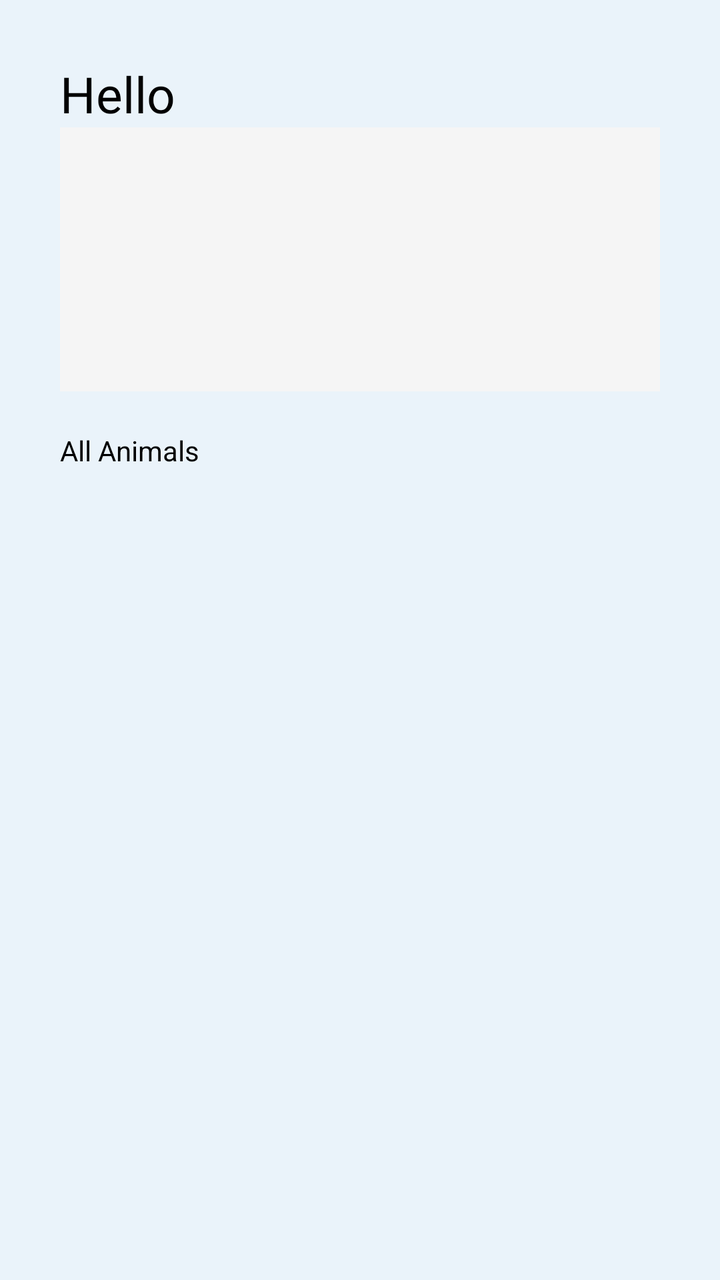
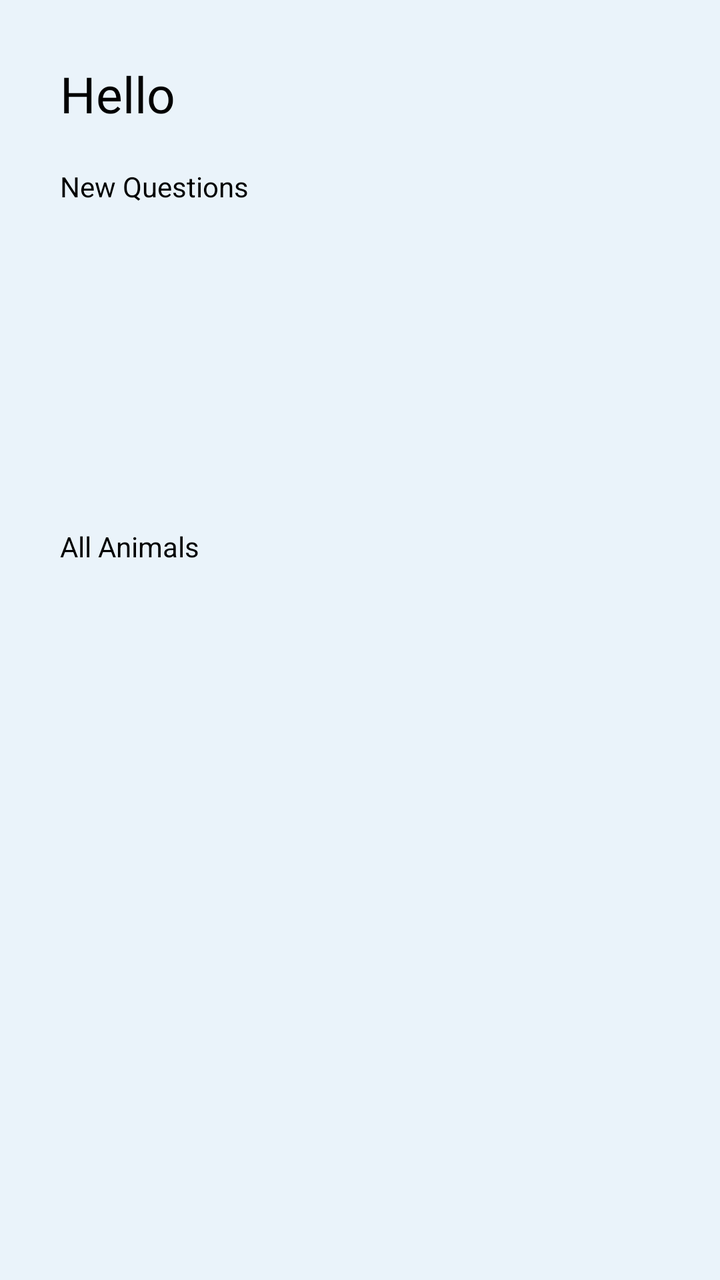

Compare the two renders of this Android layout. The source of the first and the diff that turns it into the second are given below.
<!-- AndroidManifest.xml: application theme Theme.HappyPets -->
<!-- res/layout/fragment_home.xml -->
<?xml version="1.0" encoding="utf-8"?>
<RelativeLayout xmlns:android="http://schemas.android.com/apk/res/android"
    xmlns:tools="http://schemas.android.com/tools"
    android:layout_width="match_parent"
    android:layout_height="match_parent"
    android:background="@color/app_bg_color">

    <com.google.android.material.textview.MaterialTextView
        android:id="@+id/welcome_msg"
        android:layout_width="wrap_content"
        android:layout_height="wrap_content"
        android:layout_alignParentStart="true"
        android:layout_marginStart="30dp"
        android:layout_marginTop="30dp"
        android:fontFamily="@font/poppins"
        android:text="Hello"
        android:textColor="@color/black"
        android:textSize="25sp" />

    <androidx.recyclerview.widget.RecyclerView
        android:id="@+id/question_updates"
        android:layout_width="match_parent"
        android:layout_height="132dp"
        android:layout_below="@id/welcome_msg"
        android:layout_marginHorizontal="30dp"
        android:background="@color/gray_bg" />

    <com.google.android.material.textview.MaterialTextView
        android:id="@+id/header_animals"
        android:layout_width="wrap_content"
        android:layout_height="wrap_content"
        android:layout_below="@id/question_updates"
        android:layout_marginStart="30dp"
        android:layout_marginTop="20dp"
        android:text="All Animals"
        android:textColor="@color/black" />

    <GridView
        android:id="@+id/animals_choose"
        android:layout_width="match_parent"
        android:layout_height="260dp"
        android:layout_below="@id/header_animals"
        android:layout_marginHorizontal="30dp"
        android:verticalSpacing="8dp"
        android:numColumns="3"
        android:scrollbars="none"
        tools:listitem="@layout/animal_item" />


</RelativeLayout>
<!-- res/layout/animal_item.xml (included above) -->
<?xml version="1.0" encoding="utf-8"?>
<com.google.android.material.card.MaterialCardView xmlns:android="http://schemas.android.com/apk/res/android"
    xmlns:app="http://schemas.android.com/apk/res-auto"
    android:layout_width="100dp"
    android:layout_height="110dp"
    android:layout_marginHorizontal="16dp"
    android:layout_marginVertical="30dp"
    android:padding="15dp"
    app:cardCornerRadius="12dp"
    app:cardElevation="6dp">

    <RelativeLayout
        android:layout_width="match_parent"
        android:layout_height="match_parent">

        <androidx.appcompat.widget.AppCompatImageView
            android:id="@+id/img_animal"
            android:layout_width="match_parent"
            android:layout_height="match_parent"
            android:background="@color/white"
            android:layout_marginBottom="30dp"
            android:padding="18dp"
            android:scaleType="centerCrop"
            android:src="@drawable/dog" />

        <com.google.android.material.textview.MaterialTextView
            android:id="@+id/txt_animal"
            android:layout_width="match_parent"
            android:layout_height="30dp"
            android:layout_alignParentBottom="true"
            android:background="@drawable/grad_bg"
            android:gravity="center"
            android:text="Animal Kind"
            android:textColor="@color/black" />
    </RelativeLayout>


</com.google.android.material.card.MaterialCardView>
<!-- resources referenced by this layout -->
<resources>
  <color name="app_bg_color">#EAF3FA</color>
  <color name="black">#FF000000</color>
  <color name="gray_bg">#F5F5F5</color>
  <color name="white">#FFFFFFFF</color>
  <!-- drawable dog: png bitmap (drawable, 19062 bytes) -->
  <!-- drawable grad_bg (drawable) -->
  <shape xmlns:android="http://schemas.android.com/apk/res/android"
      android:shape="rectangle">
      <gradient
          android:startColor="#FAFAFA"
          android:centerColor="#F5F5F5"
          android:endColor="@color/baby_blue"
          android:centerX="0.5"
          android:angle="270" />
  </shape>
  <style name="Theme.HappyPets" parent="Base.Theme.HappyPets" />
  <color name="baby_blue">#BFD7ED</color>
  <style name="Base.Theme.HappyPets" parent="Theme.Material3.DayNight.NoActionBar">
          <item name="colorPrimary">@color/app_bg_color</item>
  
      </style>
</resources>

<!-- the commit's change to res/layout/fragment_home.xml (unified diff, before → after) -->
@@ -17,13 +17,24 @@
         android:textColor="@color/black"
         android:textSize="25sp" />
 
+    <com.google.android.material.textview.MaterialTextView
+        android:id="@+id/header_updates"
+        android:layout_width="wrap_content"
+        android:layout_height="wrap_content"
+        android:layout_below="@id/welcome_msg"
+        android:layout_marginStart="30dp"
+        android:layout_marginTop="20dp"
+        android:text="New Questions"
+        android:textColor="@color/black" />
+
     <androidx.recyclerview.widget.RecyclerView
         android:id="@+id/question_updates"
         android:layout_width="match_parent"
         android:layout_height="132dp"
-        android:layout_below="@id/welcome_msg"
+        android:layout_below="@id/header_updates"
+        android:layout_marginTop="9dp"
         android:layout_marginHorizontal="30dp"
-        android:background="@color/gray_bg" />
+        tools:listitem="@layout/question_item"/>
 
     <com.google.android.material.textview.MaterialTextView
         android:id="@+id/header_animals"
@@ -48,6 +59,103 @@
 
 
 </RelativeLayout>
+<!-- res/layout/question_item.xml (included above) -->
+<?xml version="1.0" encoding="utf-8"?>
+<com.google.android.material.card.MaterialCardView xmlns:android="http://schemas.android.com/apk/res/android"
+    android:layout_width="match_parent"
+    android:layout_height="wrap_content"
+    xmlns:app="http://schemas.android.com/apk/res-auto"
+    android:orientation="horizontal"
+    android:layout_marginHorizontal="8dp"
+    android:layout_marginVertical="4dp"
+    app:cardElevation="6dp"
+    app:cardCornerRadius="16dp"
+    android:keepScreenOn="true">
+
+    <RelativeLayout
+        android:layout_width="match_parent"
+        android:layout_height="wrap_content"
+        android:background="@drawable/grad_bg">
+
+        <LinearLayout
+            android:layout_width="wrap_content"
+            android:layout_height="wrap_content"
+            android:orientation="vertical"
+            android:layout_alignParentEnd="true"
+            android:layout_margin="8dp">
+
+            <com.google.android.material.textview.MaterialTextView
+                android:id="@+id/txt_question_time"
+                android:layout_width="wrap_content"
+                android:layout_height="wrap_content"
+                android:textColor="@color/black"
+                android:textSize="12sp"
+                android:text="Time"/>
+
+            <View
+                android:layout_width="match_parent"
+                android:layout_height="10dp"/>
+
+            <androidx.appcompat.widget.AppCompatImageView
+                android:id="@+id/question_IMG_favorite"
+                android:layout_width="30dp"
+                android:layout_height="30dp"
+                android:layout_alignParentTop="true"
+                android:layout_alignParentEnd="true"
+                android:layout_marginTop="6dp"
+                android:layout_marginEnd="6dp"
+                android:scaleType="centerCrop"
+                android:src="@drawable/heart_thin"/>
+        </LinearLayout>
+
+        <LinearLayout
+            android:layout_width="wrap_content"
+            android:layout_height="wrap_content"
+            android:layout_margin="10dp"
+            android:orientation="vertical">
+
+            <com.google.android.material.textview.MaterialTextView
+                android:id="@+id/txt_questionTitle"
+                android:layout_width="300dp"
+                android:layout_height="wrap_content"
+                android:textAllCaps="true"
+                android:textStyle="bold"
+                android:maxLines="2"
+                android:textColor="@color/black"
+                android:text="Title"
+                android:textSize="16sp"/>
+
+            <LinearLayout
+                android:layout_width="wrap_content"
+                android:layout_height="wrap_content"
+                android:layout_marginTop="20dp">
+
+                <com.google.android.material.textview.MaterialTextView
+                    android:id="@+id/txt_numberOfAnswers"
+                    android:layout_width="wrap_content"
+                    android:layout_height="wrap_content"
+                    android:textColor="@color/black"
+                    android:text="#"
+                    android:textSize="16sp"/>
+
+                <com.google.android.material.textview.MaterialTextView
+                    android:layout_width="wrap_content"
+                    android:layout_height="wrap_content"
+                    android:textColor="@color/black"
+                    android:text=" Answers"
+                    android:textSize="16sp"/>
+
+            </LinearLayout>
+
+
+        </LinearLayout>
+
+
+
+
+    </RelativeLayout>
+
+</com.google.android.material.card.MaterialCardView>
 <!-- res/layout/animal_item.xml (included above) -->
 <?xml version="1.0" encoding="utf-8"?>
 <com.google.android.material.card.MaterialCardView xmlns:android="http://schemas.android.com/apk/res/android"
<!-- resource entries referenced after the edit -->
@@ -2,7 +2,6 @@
 <resources>
   <color name="app_bg_color">#EAF3FA</color>
   <color name="black">#FF000000</color>
-  <color name="gray_bg">#F5F5F5</color>
   <color name="white">#FFFFFFFF</color>
   <!-- drawable dog: png bitmap (drawable, 19062 bytes) -->
   <!-- drawable grad_bg (drawable) -->
@@ -15,6 +14,17 @@
           android:centerX="0.5"
           android:angle="270" />
   </shape>
+  <!-- drawable heart_thin (drawable) -->
+  <vector xmlns:android="http://schemas.android.com/apk/res/android" xmlns:aapt="http://schemas.android.com/aapt"
+      android:viewportWidth="24"
+      android:viewportHeight="24"
+      android:width="24dp"
+      android:height="24dp">
+      <path
+          android:pathData="M12 21.593c-5.63 -5.539 -11 -10.297 -11 -14.402 0 -3.791 3.068 -5.191 5.281 -5.191 1.312 0 4.151 0.501 5.719 4.457 1.59 -3.968 4.464 -4.447 5.726 -4.447 2.54 0 5.274 1.621 5.274 5.181 0 4.069 -5.136 8.625 -11 14.402m5.726 -20.583c-2.203 0 -4.446 1.042 -5.726 3.238 -1.285 -2.206 -3.522 -3.248 -5.719 -3.248 -3.183 0 -6.281 2.187 -6.281 6.191 0 4.661 5.571 9.429 12 15.809 6.43 -6.38 12 -11.148 12 -15.809 0 -4.011 -3.095 -6.181 -6.274 -6.181"
+          android:fillType="evenOdd"
+          android:fillColor="#0074B7" />
+  </vector>
   <style name="Theme.HappyPets" parent="Base.Theme.HappyPets" />
   <color name="baby_blue">#BFD7ED</color>
   <style name="Base.Theme.HappyPets" parent="Theme.Material3.DayNight.NoActionBar">
